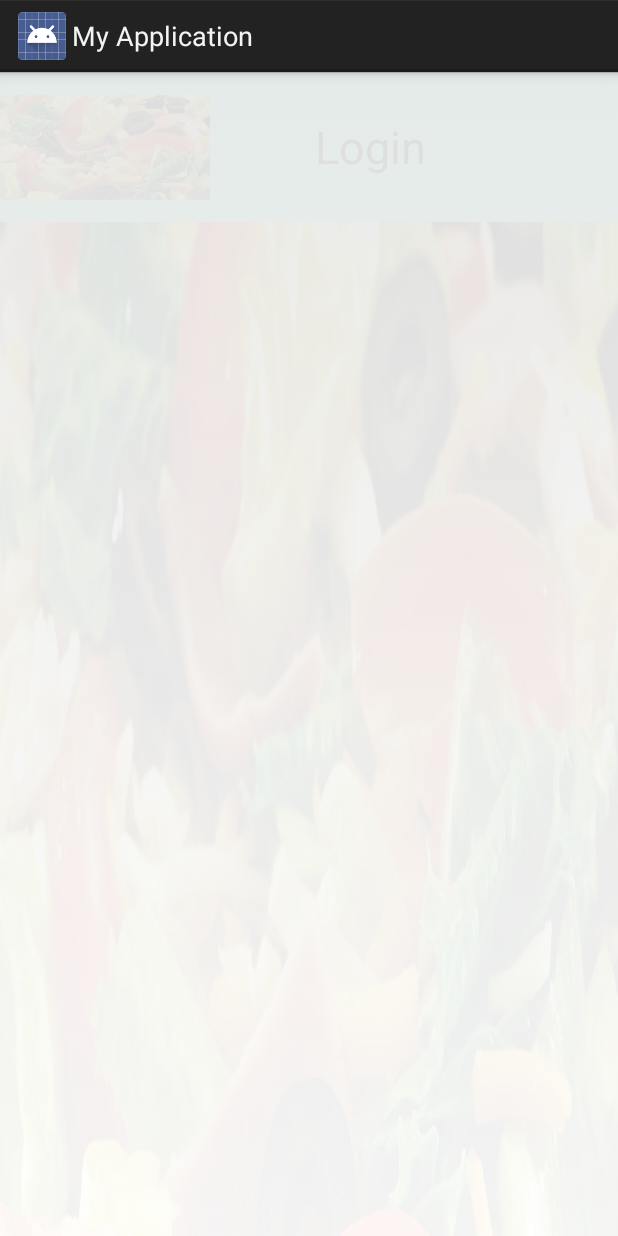
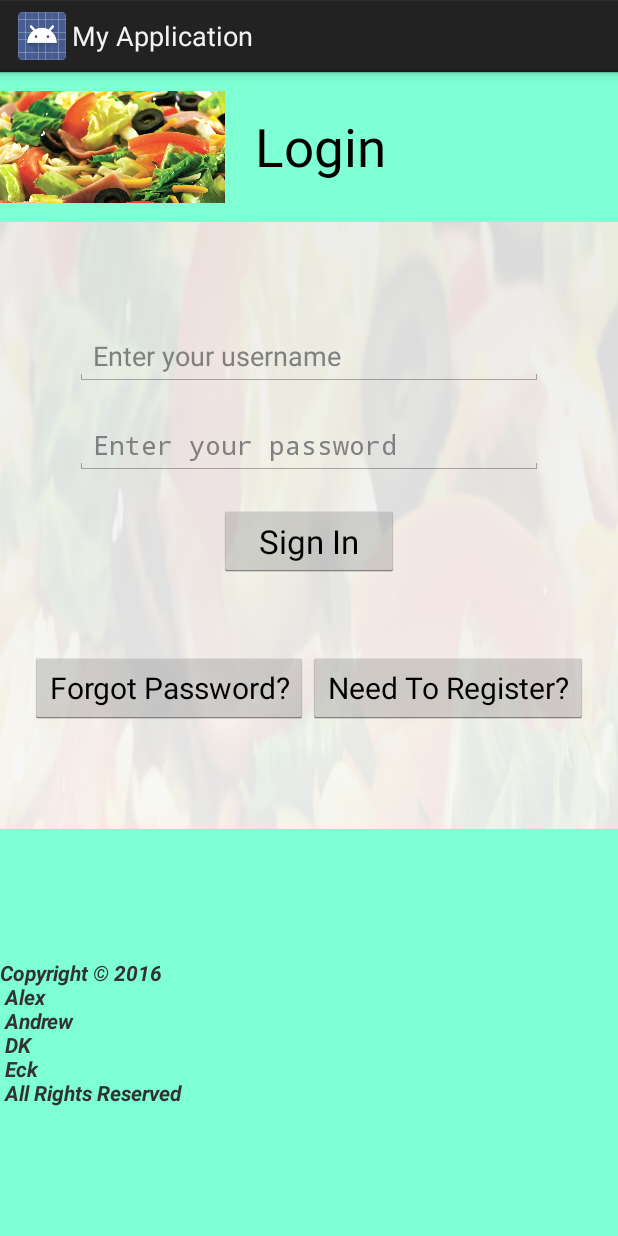
Before and after one commit to dk2823/SemesterProject, an Android app: the screen it shows after launch (MainActivity), on a phone screen of 412 x 824 dp. Run offline under Robolectric (Android 15) with nearby library versions, the phone set to English and light mode, and no system bars.

Commit message:
11/8/16  main page 1:40pm

```diff
--- /dev/null
+++ b/app/src/main/res/color/features.xml
@@ -0,0 +1,7 @@
+<?xml version="1.0" encoding="utf-8"?>
+<selector xmlns:android="http://schemas.android.com/apk/res/android">
+    <item android:color="#7fff00"
+        android:state_pressed="true"/>
+    <item android:color="#000000"
+        android:state_pressed="false" />
+</selector>
--- /dev/null
+++ b/app/src/main/res/drawable/background.xml
@@ -0,0 +1,5 @@
+<?xml version="1.0" encoding="utf-8"?>
+<bitmap xmlns:android="http://schemas.android.com/apk/res/android"
+    android:src="@drawable/salad"
+    android:alpha="0.08">
+</bitmap>
--- a/app/src/main/res/layout/activity_main.xml
+++ b/app/src/main/res/layout/activity_main.xml
@@ -3,42 +3,115 @@
     android:id="@+id/activity_main"
     android:layout_width="match_parent"
     android:layout_height="match_parent"
-    android:background="@mipmap/salad"
-    android:alpha="0.05">
+    android:background="@drawable/background">
 
     <LinearLayout
         android:id="@+id/header"
         android:layout_width="match_parent"
         android:layout_height="100dp"
-        android:background="#7fffd4"
+        android:background="@color/background_color"
         android:orientation="horizontal">
 
         <ImageView
-            android:layout_width="140dp"
+            android:layout_width="150dp"
             android:layout_height="match_parent"
-            android:src="@mipmap/salad"/>
+            android:src="@drawable/salad"/>
 
         <TextView
             android:layout_width="wrap_content"
             android:layout_height="wrap_content"
-            android:layout_gravity="center"
-            android:paddingLeft="70dp"
+            android:paddingStart="20dp"
+            android:layout_gravity="center_vertical"
             android:textColor="#000000"
-            android:textSize="30sp"
+            android:textSize="35sp"
             android:text="@string/login_page"/>
 
     </LinearLayout>
 
+    <LinearLayout
+        android:id="@+id/logLayout"
+        android:layout_width="match_parent"
+        android:layout_height="wrap_content"
+        android:orientation="vertical"
+        android:paddingTop="70dp"
+        android:layout_marginLeft="50dp"
+        android:layout_marginRight="50dp"
+        android:layout_below="@id/header">
 
-    <TextView
-        android:id="@+id/username_label"
-        android:layout_width="wrap_content"
+        <EditText
+            android:id="@+id/username"
+            android:layout_width="match_parent"
+            android:layout_height="wrap_content"
+            android:hint="Enter your username"/>
+
+        <EditText
+            android:id="@+id/password"
+            android:layout_width="match_parent"
+            android:layout_height="wrap_content"
+            android:hint="Enter your password"
+            android:inputType="textPassword"
+            android:layout_marginTop="20dp"/>
+
+        <Button
+            android:id="@+id/login"
+            android:layout_width="120dp"
+            android:layout_height="wrap_content"
+            android:text="Sign In"
+            android:layout_marginTop="20dp"
+            android:layout_gravity="center"
+            android:textColor="@color/features"
+            android:textSize="22dp"/>
+
+    </LinearLayout>
+
+    <LinearLayout
+        android:id="@+id/help"
+        android:layout_width="match_parent"
         android:layout_height="wrap_content"
-        android:layout_gravity="center"
-        android:paddingLeft="50dp"
-        android:layout_toEndOf="@id/header"
-        android:text="Username"
-        android:textSize="20sp"/>
+        android:layout_below="@id/logLayout"
+        android:orientation="horizontal"
+        android:paddingTop="50dp"
+        android:layout_marginLeft="20dp"
+        android:layout_marginRight="20dp">
+
+        <Button
+            android:layout_width="wrap_content"
+            android:layout_height="wrap_content"
+            android:layout_weight="1"
+            android:textSize="20sp"
+            android:textColor="@color/features"
+            android:text="Forgot Password?"/>
+
+        <Button
+            android:layout_width="wrap_content"
+            android:layout_height="wrap_content"
+            android:layout_weight="1"
+            android:textSize="20sp"
+            android:textColor="@color/features"
+            android:text="Need To Register?"/>
+
+    </LinearLayout>
+
+    <LinearLayout
+        android:layout_width="match_parent"
+        android:layout_height="wrap_content"
+        android:layout_below="@id/help"
+        android:layout_marginTop="70dp"
+        android:background="@color/background_color"
+        android:orientation="horizontal"
+        android:layout_alignParentBottom="true">
+
+        <TextView
+            android:layout_width="wrap_content"
+            android:layout_height="wrap_content"
+            android:layout_gravity="center_vertical"
+            android:textStyle="bold|italic"
+            android:text="@string/footer"/>
+
+
+    </LinearLayout>
+
+
 
 
 </RelativeLayout>
--- a/app/src/main/res/values/colors.xml
+++ b/app/src/main/res/values/colors.xml
@@ -3,4 +3,5 @@
     <color name="colorPrimary">#3F51B5</color>
     <color name="colorPrimaryDark">#303F9F</color>
     <color name="colorAccent">#FF4081</color>
+    <color name="background_color">#7fffd4</color>
 </resources>
--- a/app/src/main/res/values/strings.xml
+++ b/app/src/main/res/values/strings.xml
@@ -1,4 +1,12 @@
 <resources>
     <string name="app_name">My Application</string>
     <string name="login_page">Login</string>
+    <string name="footer">
+        Copyright \u00A9 2016\n
+        Alex\n
+        Andrew\n
+        DK\n
+        Eck\n
+        All Rights Reserved
+    </string>
 </resources>
```
Also changed, not shown: app/src/main/res/drawable/salad.jpg (renamed from app/src/main/res/mipmap-hdpi/salad.jpg).
